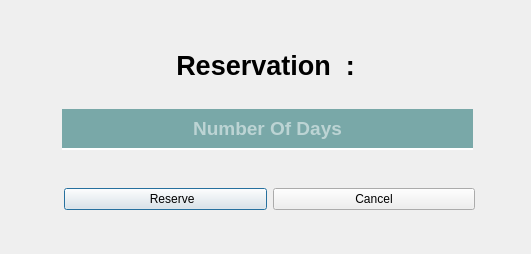
Before: the Qt Designer form UI/reservation.ui in Rolerdxx/Car-Rental, drawn with Qt 5.
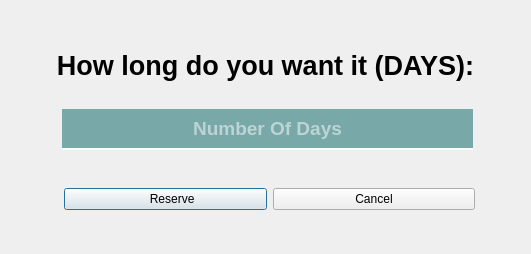
After: the same form once the commit is applied. Icons and pictures are not drawn.

What changed in the file:
```diff
--- a/UI/reservation.ui
+++ b/UI/reservation.ui
@@ -33,7 +33,7 @@
     <string notr="true">font-weight:bold</string>
    </property>
    <property name="text">
-    <string>Reservation  :</string>
+    <string>How long do you want it (DAYS):</string>
    </property>
    <property name="alignment">
     <set>Qt::AlignCenter</set>
```
Left out of the diff: 2 changed lines with no effect on the pictures.
